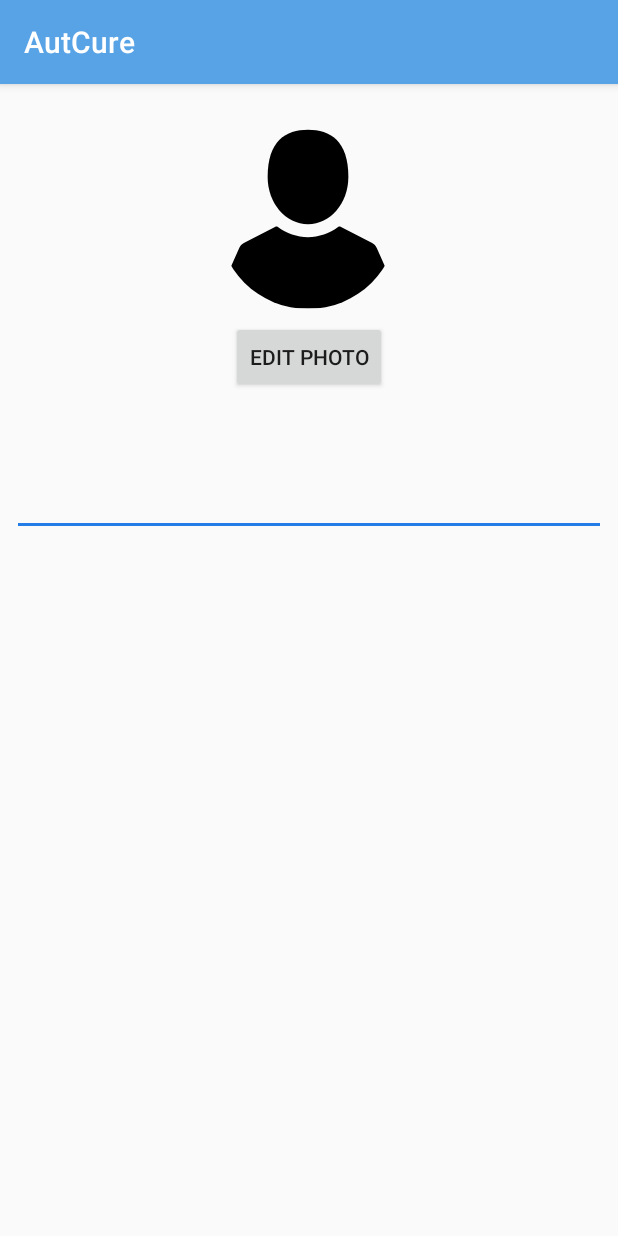
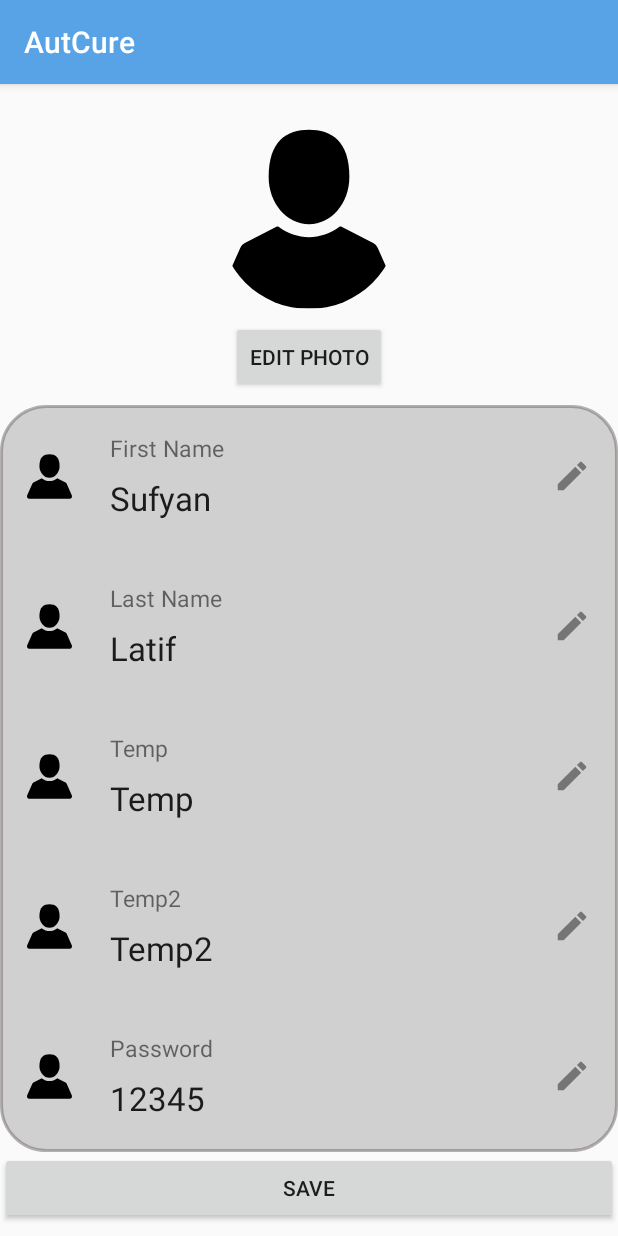
Before and after one commit to Sufyan-Latif/AutCure, an Android app: the UpdateInfoActivity screen opened directly, with no data from a screen before it, on a phone screen of 412 x 824 dp. Run offline under Robolectric (Android 15) with nearby library versions, the phone set to English and light mode, and no system bars; our stand-ins replace CircleImageView, Volley; libraries missing offline, so code that uses them is left out: com.soundcloud.android; network calls fail; pictures from the network do not load.

Commit message:
Update Info Changes

```diff
--- a/app/build.gradle
+++ b/app/build.gradle
@@ -52,6 +52,8 @@ dependencies {
 
     implementation 'com.soundcloud.android:android-crop:1.0.1@aar'
 
+    implementation 'com.android.support:recyclerview-v7:28.0.0'
+
 //    implementation 'com.cesards.android.CropImageView.1.0.2'
 
 }
--- a/app/src/main/java/com/example/sufyanlatif/myapplication/activities/UpdateInfoActivity.java
+++ b/app/src/main/java/com/example/sufyanlatif/myapplication/activities/UpdateInfoActivity.java
@@ -11,6 +11,8 @@ import android.provider.MediaStore;
 import android.support.annotation.Nullable;
 import android.support.v7.app.AppCompatActivity;
 import android.os.Bundle;
+import android.support.v7.widget.LinearLayoutManager;
+import android.support.v7.widget.RecyclerView;
 import android.util.Base64;
 import android.view.LayoutInflater;
 import android.view.View;
@@ -29,6 +31,7 @@ import com.android.volley.toolbox.ImageRequest;
 import com.android.volley.toolbox.StringRequest;
 import com.android.volley.toolbox.Volley;
 import com.example.sufyanlatif.myapplication.R;
+import com.example.sufyanlatif.myapplication.adapters.UpdateInfoAdapter;
 import com.example.sufyanlatif.myapplication.models.Teacher;
 import com.soundcloud.android.crop.Crop;
 
@@ -51,6 +54,7 @@ public class UpdateInfoActivity extends AppCompatActivity {
     String id;
     String URL = "https://autcureapp1.000webhostapp.com/upload_image.php";
     ListView listViewUpdateInfo;
+    RecyclerView updateInfoRecyclerView;
 //    Button cropImage;
 //    ImageView resultView;
     EditText etAlertDialog;
@@ -60,9 +64,20 @@ public class UpdateInfoActivity extends AppCompatActivity {
         super.onCreate(savedInstanceState);
         setContentView(R.layout.activity_update_info);
 
-        profileImage = findViewById(R.id.profile_image);
-        editPhoto = findViewById(R.id.btn_edit_photo);
-        listViewUpdateInfo = findViewById(R.id.listview_update_info);
+        bindViews();
+
+        String[] titles = {"First Name", "Last Name","Temp", "Temp2", "Password", "Username"};
+        String[] subtitles = {"Sufyan","Latif","Temp","Temp2", "12345", "hassan101"};
+        int[] icons = {R.drawable.ic_user,
+                R.drawable.ic_user,
+                R.drawable.ic_user,
+                R.drawable.ic_user,
+                R.drawable.ic_user,
+                R.drawable.ic_user};
+        updateInfoRecyclerView.setLayoutManager(new LinearLayoutManager(this));
+        updateInfoRecyclerView.setAdapter(new UpdateInfoAdapter(titles, subtitles, icons));
+
+
 
 //        cropImage= findViewById(R.id.btn_crop_photo);
 //
@@ -121,10 +136,11 @@ public class UpdateInfoActivity extends AppCompatActivity {
         etAlertDialog.setOnClickListener(new View.OnClickListener() {
             @Override
             public void onClick(View view) {
+//                displayDialog("", )
                 final AlertDialog.Builder builder = new AlertDialog.Builder(UpdateInfoActivity.this);
                 LayoutInflater inflater = getLayoutInflater();
 
-                builder.setView(inflater.inflate(R.layout.update_info_layout, null))
+                builder.setView(inflater.inflate(R.layout.update_info_alert_dialog_layout, null))
                         .setPositiveButton("OK", new DialogInterface.OnClickListener() {
                             @Override
                             public void onClick(DialogInterface dialogInterface, int i) {
@@ -141,6 +157,13 @@ public class UpdateInfoActivity extends AppCompatActivity {
                 dialog.show();
             }
         });
+    }
+
+    private void bindViews() {
+        profileImage = findViewById(R.id.profile_image);
+        editPhoto = findViewById(R.id.btn_edit_photo);
+        listViewUpdateInfo = findViewById(R.id.listview_update_info);
+        updateInfoRecyclerView = findViewById(R.id.update_info_recycler_view);
     }
 
     @Override
--- /dev/null
+++ b/app/src/main/java/com/example/sufyanlatif/myapplication/adapters/UpdateInfoAdapter.java
@@ -0,0 +1,58 @@
+package com.example.sufyanlatif.myapplication.adapters;
+
+import android.support.annotation.NonNull;
+import android.support.v7.widget.RecyclerView;
+import android.view.LayoutInflater;
+import android.view.View;
+import android.view.ViewGroup;
+import android.widget.ImageView;
+import android.widget.TextView;
+
+import com.example.sufyanlatif.myapplication.R;
+
+public class UpdateInfoAdapter extends RecyclerView.Adapter<UpdateInfoAdapter.UpdateInfoViewHolder> {
+
+    String[] title, subtitle;
+    int[] icons;
+    public UpdateInfoAdapter(String[] title, String[] subtitle, int[] icons) {
+        this.title= title;
+        this.subtitle = subtitle;
+        this.icons = icons;
+    }
+
+    @NonNull
+    @Override
+    public UpdateInfoViewHolder onCreateViewHolder(@NonNull ViewGroup parent, int i) {
+        LayoutInflater inflater = LayoutInflater.from(parent.getContext());
+        View view = inflater.inflate(R.layout.update_info_layout, parent, false);
+        return new UpdateInfoViewHolder(view);
+    }
+
+    @Override
+    public void onBindViewHolder(@NonNull UpdateInfoViewHolder holder, int position) {
+        String currTitle = title[position];
+        String currSubtitle = subtitle[position];
+        int currIcon= icons[position];
+
+        holder.title.setText(currTitle);
+        holder.subtitle.setText(currSubtitle);
+        holder.icon.setImageResource(currIcon);
+    }
+
+    @Override
+    public int getItemCount() {
+        return title.length;
+    }
+
+    public class UpdateInfoViewHolder extends RecyclerView.ViewHolder{
+        TextView title, subtitle;
+        ImageView icon;
+
+        public UpdateInfoViewHolder(@NonNull View itemView) {
+            super(itemView);
+            icon = itemView.findViewById(R.id.update_info_icon);
+            title = itemView.findViewById(R.id.update_info_title);
+            subtitle = itemView.findViewById(R.id.update_info_subtitle);
+        }
+    }
+}
--- a/app/src/main/res/layout/activity_update_info.xml
+++ b/app/src/main/res/layout/activity_update_info.xml
@@ -1,5 +1,5 @@
 <?xml version="1.0" encoding="utf-8"?>
-<android.support.constraint.ConstraintLayout xmlns:android="http://schemas.android.com/apk/res/android"
+<RelativeLayout xmlns:android="http://schemas.android.com/apk/res/android"
     xmlns:app="http://schemas.android.com/apk/res-auto"
     xmlns:tools="http://schemas.android.com/tools"
     android:layout_width="match_parent"
@@ -10,26 +10,19 @@
         android:id="@+id/profile_image"
         android:layout_width="120dp"
         android:layout_height="120dp"
-        android:layout_marginStart="8dp"
         android:layout_marginTop="30dp"
-        android:layout_marginEnd="8dp"
+        android:layout_centerHorizontal="true"
         android:src="@drawable/ic_user"
-        app:layout_constraintEnd_toEndOf="parent"
-        app:layout_constraintHorizontal_bias="0.498"
-        app:layout_constraintStart_toStartOf="parent"
-        app:layout_constraintTop_toTopOf="parent" />
+        />
 
     <Button
         android:id="@+id/btn_edit_photo"
         android:layout_width="wrap_content"
         android:layout_height="wrap_content"
-        android:layout_marginStart="8dp"
         android:layout_marginTop="8dp"
-        android:layout_marginEnd="8dp"
+        android:layout_centerHorizontal="true"
         android:text="Edit Photo"
-        app:layout_constraintEnd_toEndOf="parent"
-        app:layout_constraintStart_toStartOf="parent"
-        app:layout_constraintTop_toBottomOf="@+id/profile_image" />
+        android:layout_below="@id/profile_image" />
 
     <Button
         android:id="@+id/btn_crop_photo"
@@ -45,11 +38,31 @@
         app:layout_constraintStart_toStartOf="parent"
         app:layout_constraintTop_toBottomOf="@+id/profile_image" />
 
+    <android.support.v7.widget.RecyclerView
+        android:background="@drawable/box_style"
+        android:id="@+id/update_info_recycler_view"
+        android:layout_width="match_parent"
+        android:layout_height="wrap_content"
+        android:layout_marginTop="8dp"
+        android:layout_above="@id/btn_save"
+        android:layout_below="@id/btn_edit_photo"
+        />
+
+    <Button
+        android:id="@+id/btn_save"
+        android:layout_width="match_parent"
+        android:layout_height="wrap_content"
+        android:text="Save"
+        android:layout_marginBottom="8dp"
+        android:layout_alignParentBottom="true"
+        />
+
     <ListView
         android:id="@+id/listview_update_info"
         android:layout_width="match_parent"
         android:layout_height="wrap_content"
         android:layout_marginTop="8dp"
+        android:visibility="gone"
         app:layout_constraintTop_toBottomOf="@+id/et_update" />
 
 
@@ -57,6 +70,7 @@
         android:id="@+id/et_update"
         android:layout_width="match_parent"
         android:layout_height="wrap_content"
+        android:visibility="gone"
         android:layout_marginStart="8dp"
         android:layout_marginTop="50dp"
         android:layout_marginEnd="8dp"
@@ -74,4 +88,4 @@
         app:layout_constraintBottom_toBottomOf="parent"
         app:layout_constraintTop_toBottomOf="@+id/et_update" />
 
-</android.support.constraint.ConstraintLayout>
+</RelativeLayout>
--- a/app/src/main/res/layout/update_info_layout.xml
+++ b/app/src/main/res/layout/update_info_layout.xml
@@ -2,15 +2,16 @@
 <android.support.constraint.ConstraintLayout xmlns:android="http://schemas.android.com/apk/res/android"
     xmlns:app="http://schemas.android.com/apk/res-auto"
     xmlns:tools="http://schemas.android.com/tools"
-    android:orientation="vertical" android:layout_width="match_parent"
-    android:layout_height="wrap_content"
+    android:orientation="vertical"
+    android:layout_width="match_parent"
+    android:layout_height="100dp"
     android:padding="10dp"
     >
 
     <ImageView
         android:id="@+id/update_info_icon"
-        android:layout_width="40dp"
-        android:layout_height="40dp"
+        android:layout_width="30dp"
+        android:layout_height="30dp"
         android:layout_marginStart="8dp"
         android:layout_marginTop="8dp"
         android:layout_marginBottom="8dp"
@@ -25,8 +26,8 @@
         android:layout_height="wrap_content"
         android:layout_marginStart="25dp"
         android:layout_marginTop="8dp"
-        android:text="@string/name"
-        android:textSize="20sp"
+        android:text="Title"
+        android:textSize="15sp"
         app:layout_constraintStart_toEndOf="@+id/update_info_icon"
         app:layout_constraintTop_toTopOf="parent" />
 
@@ -35,14 +36,14 @@
         android:layout_width="wrap_content"
         android:layout_height="wrap_content"
         android:layout_marginTop="8dp"
-        android:text="Sufyan Latif"
+        android:text="Sub Title"
         android:textAppearance="@style/TextAppearance.AppCompat.Large"
         app:layout_constraintStart_toStartOf="@+id/update_info_title"
         app:layout_constraintTop_toBottomOf="@+id/update_info_title" />
 
     <ImageView
-        android:layout_width="30dp"
-        android:layout_height="30dp"
+        android:layout_width="25dp"
+        android:layout_height="25dp"
         android:layout_marginTop="8dp"
         android:layout_marginEnd="8dp"
         android:layout_marginBottom="8dp"
```
